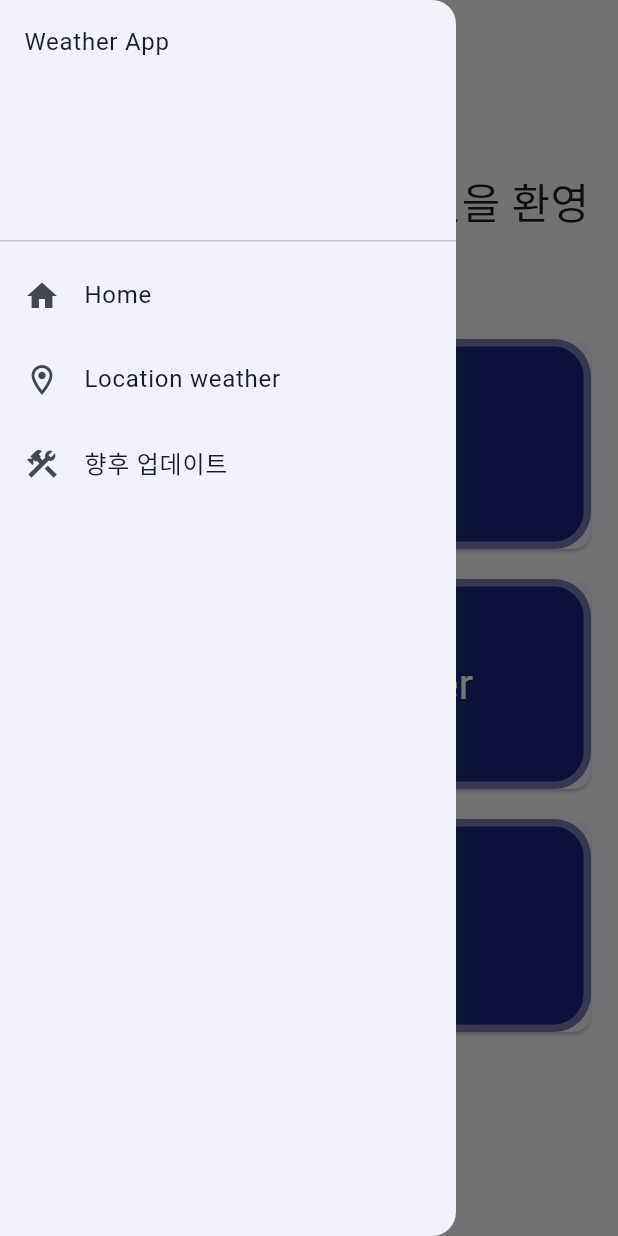
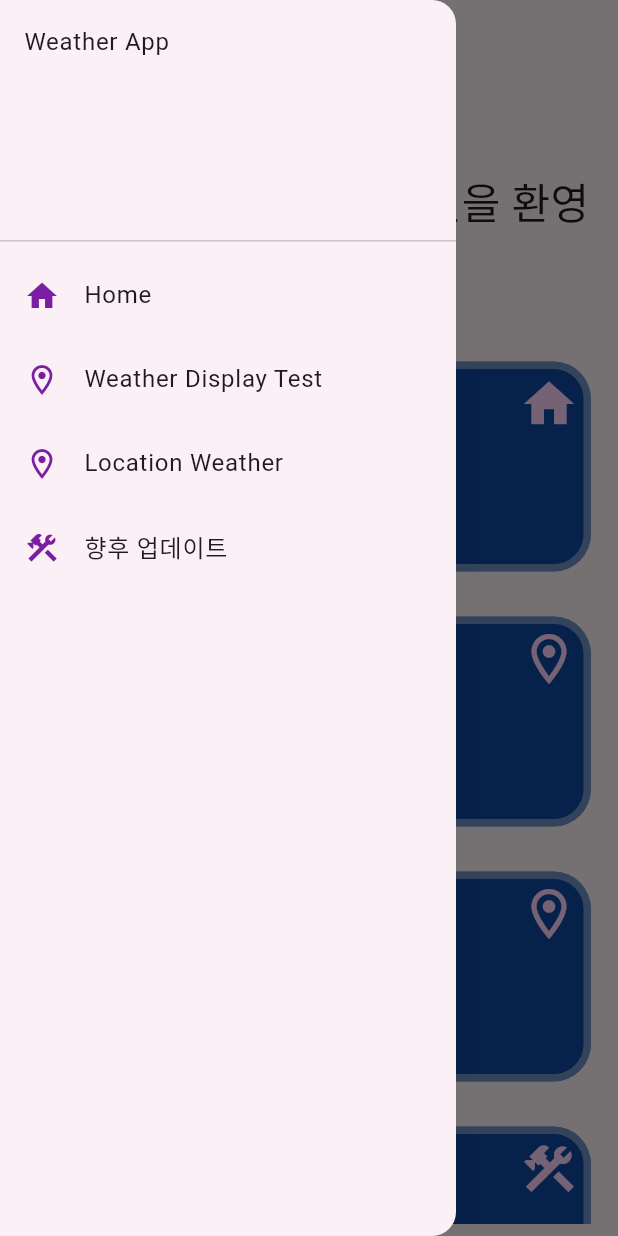
Before and after one commit to floriansacc/flutter-weather, a Flutter app: the screen it shows after launch, with the side drawer open, on a phone screen of 412 x 824 dp. Run offline on Flutter 3.47's test engine with Material 3 defaults, Android fonts, the phone set to English and light mode, and no system bars; our stand-ins replace flutter_dotenv, geolocator, google_fonts, logger.

Commit message:
:construction: construction of location weather screen

```diff
--- a/lib/main.dart
+++ b/lib/main.dart
@@ -1,8 +1,10 @@
 import 'package:flutter/material.dart';
 import 'package:flutter_dotenv/flutter_dotenv.dart';
-import 'package:flutter_weather/features/screen/home_screen.dart';
-import 'package:flutter_weather/features/screen/location_screen.dart';
-import 'package:flutter_weather/models/menu_titles.dart';
+import 'package:flutter_weather/test1/screen/home_screen.dart';
+import 'package:flutter_weather/test1/screen/location_screen.dart';
+import 'package:flutter_weather/test1/screen/weather_screen.dart';
+import 'package:flutter_weather/test1/models/menu_titles.dart';
+import 'package:google_fonts/google_fonts.dart';
 import 'package:provider/provider.dart';
 
 void main() async {
@@ -21,8 +23,9 @@ class WeatherApp extends StatelessWidget {
       child: MaterialApp(
         title: 'WeatherApp',
         theme: ThemeData(
-          colorScheme: ColorScheme.fromSeed(seedColor: Colors.blue),
+          colorScheme: ColorScheme.fromSeed(seedColor: Colors.purple),
           useMaterial3: true,
+          iconTheme: IconThemeData(color: Colors.purple.shade700),
         ),
         home: const WeatherState(),
       ),
@@ -59,7 +62,7 @@ class _WeatherState extends State<WeatherState> {
     WeatherProvider appNotifier = context.watch<WeatherProvider>();
     return Scaffold(
       appBar: AppBar(
-        title: Text(appNotifier._appBarTitle),
+        title: Text(appNotifier.appBarTitle),
       ),
       drawer: const DrawerMenu(),
       body: LayoutBuilder(
@@ -69,6 +72,8 @@ class _WeatherState extends State<WeatherState> {
               return const HomeScreen();
             case 1:
               return const LocationScreenTest();
+            case 2:
+              return const WeatherScreen();
             default:
               return const Center(
                 child: Text('No screen'),
@@ -97,8 +102,14 @@ class DrawerMenu extends StatelessWidget {
           ),
           for (final MenuItems item in appNotifier.menuTitles.items)
             ListTile(
-              leading: Icon(item.icon),
-              title: Text(item.title),
+              leading: Icon(
+                item.icon,
+                color: Theme.of(context).iconTheme.color,
+              ),
+              title: Text(
+                item.title,
+                style: const TextStyle(fontSize: 16),
+              ),
               onTap: () {
                 appNotifier.changeIndex(item.index, item.title);
                 Navigator.pop(context);
--- a/lib/models/forecast.dart
+++ b/lib/test1/models/forecast.dart
@@ -1,5 +1,5 @@
-import 'package:flutter_weather/models/coordinates.dart';
-import 'package:flutter_weather/models/weather_condition.dart';
+import 'package:flutter_weather/test1/models/coordinates.dart';
+import 'package:flutter_weather/test1/models/weather_condition.dart';
 
 class Forecast {
   const Forecast({
--- a/lib/models/menu_titles.dart
+++ b/lib/test1/models/menu_titles.dart
@@ -34,14 +34,19 @@ class MenuTitles {
       index: 0,
     ),
     const MenuItems(
-      title: 'Location weather',
+      title: 'Weather Display Test',
       icon: Icons.location_on_outlined,
       index: 1,
     ),
     const MenuItems(
+      title: 'Location Weather',
+      icon: Icons.location_on_outlined,
+      index: 2,
+    ),
+    const MenuItems(
       title: '향후 업데이트',
       icon: Icons.construction,
-      index: 2,
+      index: 3,
     ),
   ];
 
--- a/lib/features/screen/home_screen.dart
+++ b/lib/test1/screen/home_screen.dart
@@ -1,6 +1,7 @@
+import 'package:flutter/cupertino.dart';
 import 'package:flutter/material.dart';
 import 'package:flutter_weather/main.dart';
-import 'package:flutter_weather/models/menu_titles.dart';
+import 'package:flutter_weather/test1/models/menu_titles.dart';
 import 'package:provider/provider.dart';
 
 class HomeScreen extends StatelessWidget {
@@ -15,7 +16,7 @@ class HomeScreen extends StatelessWidget {
         child: ListView(
           children: [
             const Padding(
-              padding: EdgeInsets.only(top: 50.0, bottom: 20.0),
+              padding: EdgeInsets.only(top: 50.0, bottom: 30.0),
               child: Text(
                 '미래의 날씨 앱에 오신 것을 환영합니다',
                 style: TextStyle(fontSize: 28),
@@ -47,16 +48,17 @@ class MenuCard extends StatelessWidget {
 
   @override
   Widget build(BuildContext context) {
-    return Card(
-      margin: const EdgeInsets.all(10),
+    final theme = Theme.of(context);
+    return Container(
+      margin: const EdgeInsets.symmetric(horizontal: 10, vertical: 15),
       child: DecoratedBox(
         decoration: BoxDecoration(
           gradient: LinearGradient(
             colors: <Color>[
-              Colors.green.shade700,
-              Colors.indigo.shade900,
+              Colors.purple.shade900,
+              Colors.blue.shade900,
             ],
-            stops: <double>[0.2, 0.8],
+            stops: const <double>[0.2, 0.8],
           ),
           border: Border.all(
             color: Colors.white.withOpacity(0.4),
@@ -67,14 +69,30 @@ class MenuCard extends StatelessWidget {
         ),
         child: InkWell(
           onTap: () => appNotifier.changeIndex(menu.index, menu.title),
+          child: Stack(
+            children: <Widget>[
+              Align(
+                alignment: Alignment.topRight,
                 child: Padding(
-            padding: const EdgeInsets.all(50.0),
+                  padding: const EdgeInsets.all(8.0),
+                  child: Icon(
+                    menu.icon,
+                    color: theme.colorScheme.primaryContainer,
+                    size: 40,
+                  ),
+                ),
+              ),
+              Padding(
+                padding:
+                    const EdgeInsets.symmetric(horizontal: 20, vertical: 50),
                 child: Text(
                   menu.title,
                   style: const TextStyle(fontSize: 28, color: Colors.white),
                   textAlign: TextAlign.center,
                 ),
               ),
+            ],
+          ),
         ),
       ),
     );
--- a/lib/features/screen/location_screen.dart
+++ b/lib/test1/screen/location_screen.dart
@@ -1,6 +1,6 @@
 import 'package:flutter/material.dart';
-import 'package:flutter_weather/models/forecast.dart';
-import 'package:flutter_weather/services/geo_service.dart';
+import 'package:flutter_weather/test1/models/forecast.dart';
+import 'package:flutter_weather/test1/services/geo_service.dart';
 
 class LocationScreenTest extends StatelessWidget {
   const LocationScreenTest({super.key});
--- /dev/null
+++ b/lib/test1/screen/weather_screen.dart
@@ -0,0 +1,36 @@
+import 'package:flutter/material.dart';
+import 'package:flutter_weather/test1/models/forecast.dart';
+import 'package:flutter_weather/test1/services/geo_service.dart';
+
+class WeatherScreen extends StatelessWidget {
+  const WeatherScreen({super.key});
+
+  @override
+  Widget build(BuildContext context) {
+    return FutureBuilder(
+      future: GeoService().fetchCurrentCoordWeather(),
+      builder: (BuildContext context, AsyncSnapshot<Weather?> snapshot) {
+        final weather = snapshot.data;
+
+        if (!snapshot.hasData) {
+          return const CircularProgressIndicator();
+        } else if (snapshot.hasError) {
+          return const Text("Error while fetching");
+        } else {
+          return TemperatureContainer(weather: weather);
+        }
+      },
+    );
+  }
+}
+
+class TemperatureContainer extends StatelessWidget {
+  const TemperatureContainer({super.key, required this.weather});
+
+  final Weather? weather;
+
+  @override
+  Widget build(BuildContext context) {
+    return const Placeholder();
+  }
+}
--- a/lib/services/geo_locator.dart
+++ b/lib/test1/services/geo_locator.dart
@@ -1,4 +1,4 @@
-import 'package:flutter_weather/models/coordinates.dart';
+import 'package:flutter_weather/test1/models/coordinates.dart';
 import 'package:geolocator/geolocator.dart';
 
 class GeoLocator {
--- a/lib/services/global_service.dart
+++ b/lib/test1/services/global_service.dart
@@ -1,6 +1,6 @@
 import 'package:flutter/foundation.dart';
 import 'package:flutter_dotenv/flutter_dotenv.dart';
-import 'package:flutter_weather/shared/utils/logger.dart';
+import 'package:flutter_weather/test1/shared/utils/logger.dart';
 import 'package:http/http.dart' as http;
 
 enum HttpMethod { get, post }
--- a/pubspec.yaml
+++ b/pubspec.yaml
@@ -35,6 +35,7 @@ dependencies:
   # The following adds the Cupertino Icons font to your application.
   # Use with the CupertinoIcons class for iOS style icons.
   cupertino_icons: ^1.0.6
+  google_fonts: ^6.2.1
 
   # service
   geolocator: ^11.0.0
```
Also changed, not shown: lib/test1/services/geo_service.dart (renamed from lib/services/geo_service.dart, +5 -5 lines), lib/test1/models/coordinates.dart (renamed from lib/models/coordinates.dart), lib/test1/models/weather_condition.dart (renamed from lib/models/weather_condition.dart), lib/test1/shared/utils/logger.dart (renamed from lib/shared/utils/logger.dart), pubspec.lock, 1 other file. Lines whose indentation alone changed are shown as unchanged.
